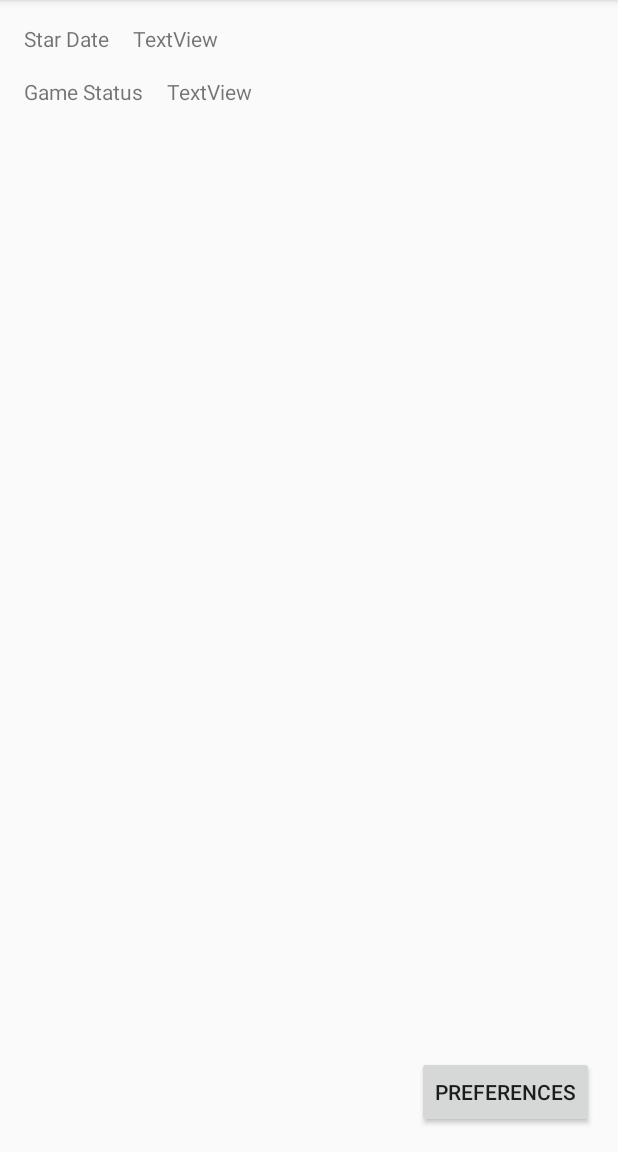
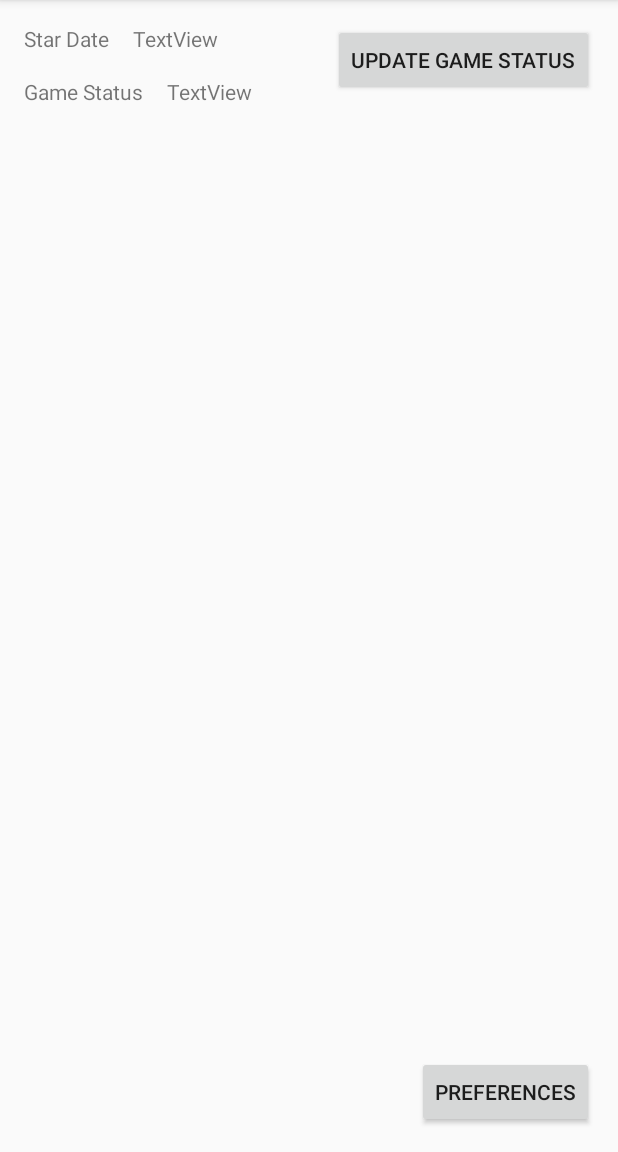
Before and after one commit to JanHolbo/PhoenixBSECompanion, an Android app: the screen it shows after launch (MainActivity), on a phone screen of 412 x 824 dp, the part 84-1236 px from its top. Run offline under Robolectric (Android 15) with nearby library versions, the phone set to English and light mode, and no system bars.

Commit message:
added Star Date and Game Status to MainActivity added uriBuilder for the XML request to get the status XML file added versionCode to manifest added versionName to manifest added an Update Game Status button to the main screen
Signed-off-by: Jan Oscar Holbo Rasmussen <jan@kaddu.dk>

```diff
--- a/app/src/main/res/layout/activity_main.xml
+++ b/app/src/main/res/layout/activity_main.xml
@@ -14,7 +14,7 @@
         android:layout_marginRight="16dp"
         android:layout_marginBottom="16dp"
         android:onClick="viewPreferences"
-        android:text="@string/button_preferences"
+        android:text="@string/main_button_preferences"
         app:layout_constraintBottom_toBottomOf="parent"
         app:layout_constraintEnd_toEndOf="parent" />
 
@@ -61,4 +61,15 @@
         android:text="TextView"
         app:layout_constraintStart_toEndOf="@+id/textView_gameStatus"
         app:layout_constraintTop_toBottomOf="@+id/textView_current_stardate" />
+
+    <Button
+        android:id="@+id/button_updateStatus"
+        android:layout_width="wrap_content"
+        android:layout_height="wrap_content"
+        android:layout_marginTop="16dp"
+        android:layout_marginEnd="16dp"
+        android:layout_marginRight="16dp"
+        android:text="@string/main_button_updateStatus"
+        app:layout_constraintEnd_toEndOf="parent"
+        app:layout_constraintTop_toTopOf="parent" />
 </android.support.constraint.ConstraintLayout>
--- a/app/src/main/res/values/strings.xml
+++ b/app/src/main/res/values/strings.xml
@@ -73,7 +73,7 @@
     <string name="pref_ringtone_silent">Silent</string>
 
     <string name="pref_title_vibrate">Vibrate</string>
-    <string name="button_preferences">Preferences</string>
+    <string name="main_button_preferences">Preferences</string>
     <string name="pref_title_nexus_uid">Nexus XML access User ID</string>
     <string name="pref_default_nexus_uid">1</string>
     <string name="pref_title_nexus_code">Nexus XML access code</string>
@@ -82,4 +82,5 @@
     <string name="pref_default_nexus_uri">www.phoenixbse.co.uk</string>
     <string name="main_title_starDate">Star Date</string>
     <string name="main_title_gameStatus">Game Status</string>
+    <string name="main_button_updateStatus">Update Game Status</string>
 </resources>
```
